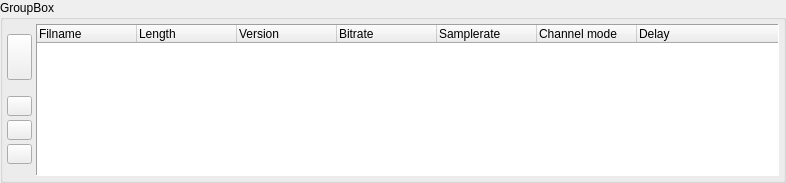
First picture: the form in branches/remove_qt3_support_branch/ui/audiofilelistwidget.ui, repository BackupTheBerlios/ttcut-svn, before the edit.
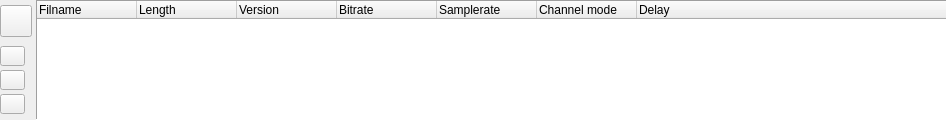
Second picture: the form after the edit. Icons and pictures are not drawn.

Diff of the .ui file:
```diff
--- a/branches/remove_qt3_support_branch/ui/audiofilelistwidget.ui
+++ b/branches/remove_qt3_support_branch/ui/audiofilelistwidget.ui
@@ -8,8 +8,8 @@
    <rect>
     <x>0</x>
     <y>0</y>
-    <width>786</width>
-    <height>183</height>
+    <width>947</width>
+    <height>120</height>
    </rect>
   </property>
   <property name="sizePolicy" >
@@ -34,18 +34,6 @@
     <number>0</number>
    </property>
    <property name="spacing" >
-    <number>0</number>
-   </property>
-   <item row="0" column="0" >
-    <widget class="QGroupBox" name="gbAudioFiles" >
-     <property name="title" >
-      <string>GroupBox</string>
-     </property>
-     <layout class="QGridLayout" >
-      <property name="margin" >
-       <number>4</number>
-      </property>
-      <property name="spacing" >
        <number>4</number>
       </property>
       <item row="0" column="0" >
@@ -54,7 +42,7 @@
          <number>0</number>
         </property>
         <property name="spacing" >
-         <number>6</number>
+      <number>4</number>
         </property>
         <item>
          <widget class="QPushButton" name="pbAudioFileOpen" >
@@ -68,14 +56,14 @@
           </property>
           <property name="minimumSize" >
            <size>
-            <width>25</width>
-            <height>25</height>
+         <width>32</width>
+         <height>32</height>
            </size>
           </property>
           <property name="maximumSize" >
            <size>
-            <width>46</width>
-            <height>46</height>
+         <width>32</width>
+         <height>32</height>
            </size>
           </property>
           <property name="text" >
@@ -249,9 +237,6 @@
           <string>Delay</string>
          </property>
         </column>
-       </widget>
-      </item>
-     </layout>
     </widget>
    </item>
   </layout>
```
Lines whose indentation alone changed are shown as unchanged.
